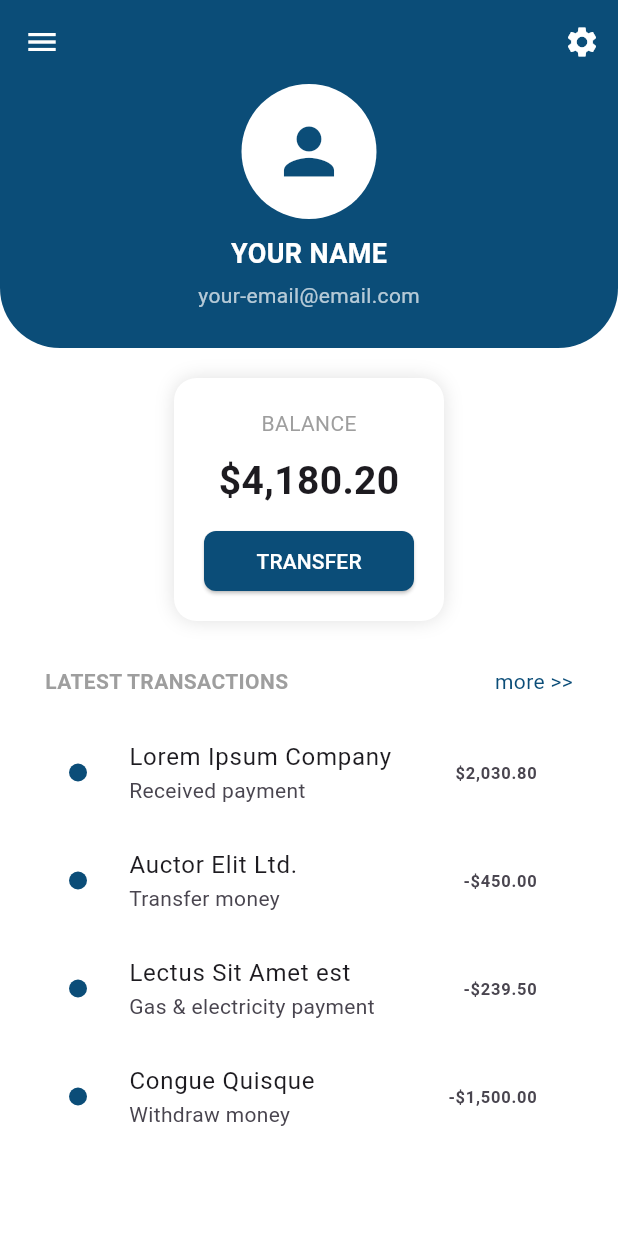
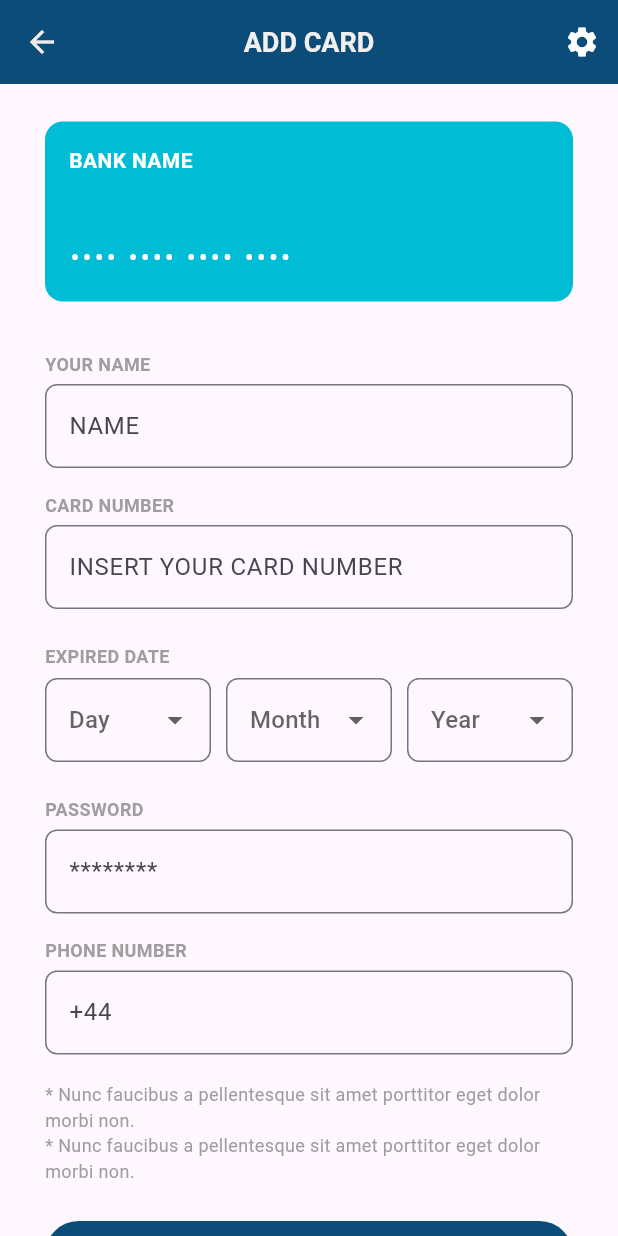
Before and after one commit to Uc54834/Bank_app, a Flutter app: the HomePage screen opened directly, after a tap on "TRANSFER", on a phone screen of 412 x 824 dp. Run offline on Flutter 3.47's test engine with Material 3 defaults, Android fonts, the phone set to English and light mode, and no system bars.

Commit message:
Add Add Card page UI

```diff
--- /dev/null
+++ b/banck_app/lib/pages/add_card_page.dart
@@ -0,0 +1,193 @@
+import 'package:flutter/material.dart';
+
+class AddCardPage extends StatelessWidget {
+  const AddCardPage({super.key});
+
+  @override
+  Widget build(BuildContext context) {
+    return Scaffold(
+      appBar: AppBar(
+        backgroundColor: const Color(0xFF0B4D78),
+        leading: IconButton(
+          icon: const Icon(
+            Icons.arrow_back,
+            color: Color.fromARGB(255, 240, 236, 236),
+          ),
+          onPressed: () => Navigator.pop(context),
+        ),
+        title: const Text(
+          'ADD CARD',
+          style: TextStyle(
+            color: Color.fromARGB(255, 243, 239, 239),
+            fontSize: 18,
+            fontWeight: FontWeight.bold,
+          ),
+        ),
+        centerTitle: true,
+        actions: [
+          IconButton(
+            icon: const Icon(
+              Icons.settings,
+              color: Color.fromARGB(255, 255, 255, 255),
+            ),
+            onPressed: () {},
+          ),
+        ],
+      ),
+      body: SingleChildScrollView(
+        padding: const EdgeInsets.symmetric(horizontal: 30),
+        child: Column(
+          children: [
+            const SizedBox(height: 25),
+
+            // Card preview
+            Container(
+              height: 120,
+              width: double.infinity,
+              decoration: BoxDecoration(
+                color: Colors.cyan,
+                borderRadius: BorderRadius.circular(12),
+              ),
+              padding: const EdgeInsets.all(16),
+              child: Column(
+                crossAxisAlignment: CrossAxisAlignment.start,
+                children: const [
+                  Text(
+                    'BANK NAME',
+                    style: TextStyle(
+                      color: Colors.white,
+                      fontWeight: FontWeight.bold,
+                    ),
+                  ),
+                  Spacer(),
+                  Text(
+                    '•••• •••• •••• ••••',
+                    style: TextStyle(
+                      color: Colors.white,
+                      fontSize: 18,
+                      letterSpacing: 2,
+                    ),
+                  ),
+                ],
+              ),
+            ),
+
+            const SizedBox(height: 25),
+
+            _inputField(label: 'YOUR NAME', hint: 'NAME'),
+            _inputField(
+              label: 'CARD NUMBER',
+              hint: 'INSERT YOUR CARD NUMBER',
+              keyboardType: TextInputType.number,
+            ),
+
+            const SizedBox(height: 15),
+
+            // Expiry Date
+            Align(
+              alignment: Alignment.centerLeft,
+              child: Text('EXPIRED DATE', style: _labelStyle()),
+            ),
+            const SizedBox(height: 6),
+            Row(
+              children: [
+                _dropdown(['Day']),
+                const SizedBox(width: 10),
+                _dropdown(['Month']),
+                const SizedBox(width: 10),
+                _dropdown(['Year']),
+              ],
+            ),
+
+            const SizedBox(height: 15),
+
+            _inputField(label: 'PASSWORD', hint: '********', obscure: true),
+
+            _inputField(
+              label: 'PHONE NUMBER',
+              hint: '+44',
+              keyboardType: TextInputType.phone,
+            ),
+
+            const SizedBox(height: 10),
+
+            // Notes
+            const Text(
+              '* Nunc faucibus a pellentesque sit amet porttitor eget dolor morbi non.\n'
+              '* Nunc faucibus a pellentesque sit amet porttitor eget dolor morbi non.',
+              style: TextStyle(fontSize: 12, color: Colors.grey),
+            ),
+
+            const SizedBox(height: 25),
+
+            // Link Card Button
+            SizedBox(
+              width: double.infinity,
+              height: 45,
+              child: ElevatedButton(
+                style: ElevatedButton.styleFrom(
+                  backgroundColor: const Color(0xFF0B4D78),
+                ),
+                onPressed: () {},
+                child: const Text('LINK CARD'),
+              ),
+            ),
+
+            const SizedBox(height: 30),
+          ],
+        ),
+      ),
+    );
+  }
+
+  static TextStyle _labelStyle() {
+    return const TextStyle(
+      fontSize: 12,
+      fontWeight: FontWeight.bold,
+      color: Colors.grey,
+    );
+  }
+
+  static Widget _inputField({
+    required String label,
+    required String hint,
+    TextInputType keyboardType = TextInputType.text,
+    bool obscure = false,
+  }) {
+    return Padding(
+      padding: const EdgeInsets.symmetric(vertical: 8),
+      child: Column(
+        crossAxisAlignment: CrossAxisAlignment.start,
+        children: [
+          Text(label, style: _labelStyle()),
+          const SizedBox(height: 5),
+          TextField(
+            keyboardType: keyboardType,
+            obscureText: obscure,
+            decoration: InputDecoration(
+              hintText: hint,
+              border: OutlineInputBorder(
+                borderRadius: BorderRadius.circular(8),
+              ),
+            ),
+          ),
+        ],
+      ),
+    );
+  }
+
+  static Widget _dropdown(List<String> items) {
+    return Expanded(
+      child: DropdownButtonFormField(
+        items: items
+            .map((e) => DropdownMenuItem(value: e, child: Text(e)))
+            .toList(),
+        onChanged: (value) {},
+        decoration: InputDecoration(
+          border: OutlineInputBorder(borderRadius: BorderRadius.circular(8)),
+        ),
+        hint: Text(items.first),
+      ),
+    );
+  }
+}
--- a/banck_app/lib/pages/home_page.dart
+++ b/banck_app/lib/pages/home_page.dart
@@ -1,5 +1,6 @@
 import 'package:flutter/material.dart';
 import 'account_page.dart';
+import 'add_card_page.dart';
 
 class HomePage extends StatelessWidget {
   const HomePage({super.key});
@@ -94,7 +95,14 @@ class HomePage extends StatelessWidget {
                         borderRadius: BorderRadius.circular(8),
                       ),
                     ),
-                    onPressed: () {},
+                    onPressed: () {
+                      Navigator.push(
+                        context,
+                        MaterialPageRoute(
+                          builder: (context) => const AddCardPage(),
+                        ),
+                      );
+                    },
                     child: const Text('TRANSFER', style: TextStyle(color: Color.fromARGB(255, 255, 255, 255),),),
                   ),
                 ),
```
